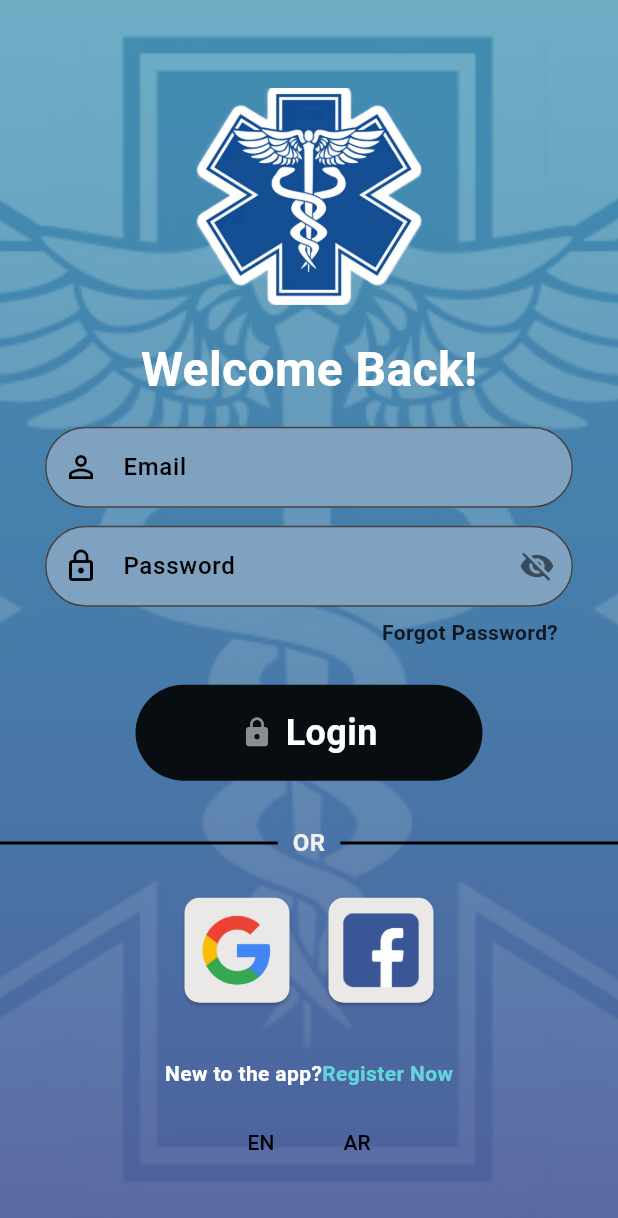
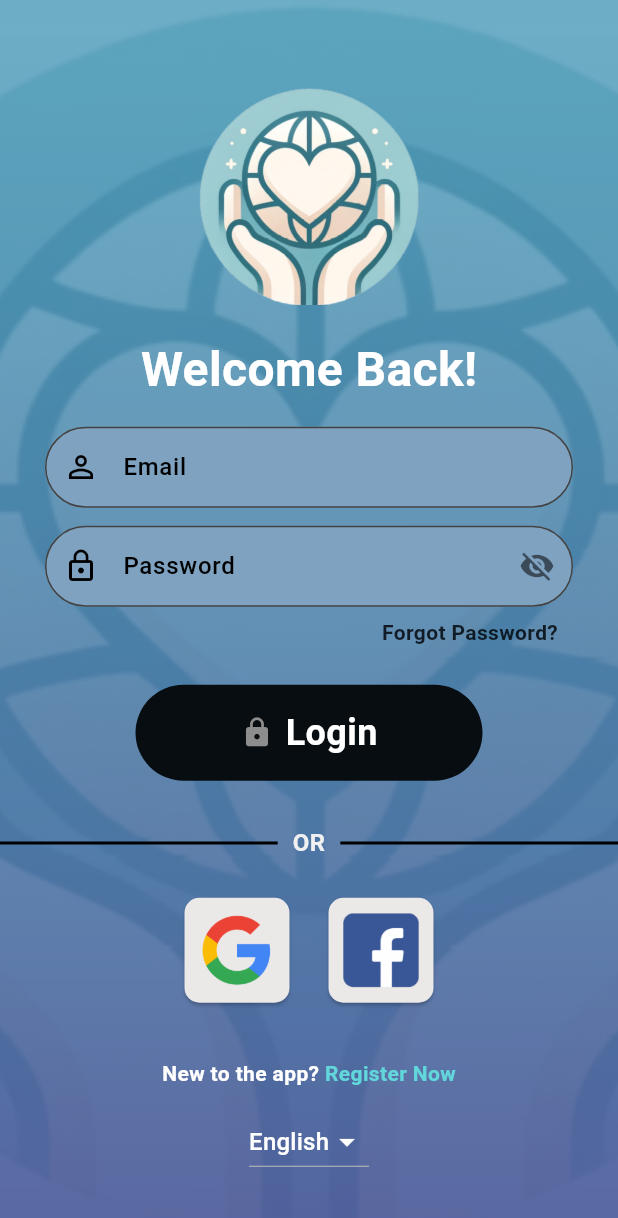
Before and after one commit to MaxShkrabak/MedicalAppAfrica, a Flutter app: the screen it shows after launch, on a phone screen of 412 x 824 dp. Shown: the top 1218 px of the screen. Run offline on Flutter 3.47's test engine with Material 3 defaults, Android fonts, the phone set to English and light mode, and no system bars; our stand-ins replace cloud_firestore, firebase_auth, firebase_core, firebase_storage, flutter_countdown_timer, flutter_multi_formatter and 7 more; missing offline and left inert: flutter_facebook_auth; accounts and stored records are empty; generated files the repository leaves out were written again.

Commit message:
Changed app logo to clients desired logo. Changed app name to 'Medical App'. Finished some arabic translations and changed select language option on the login page. Changed tiles color to better fit the theme. Changed scheduling UI to lighter theme.

```diff
--- a/lib/components/Dashboard_Comps/Tiles.dart
+++ b/lib/components/Dashboard_Comps/Tiles.dart
@@ -58,9 +58,9 @@ class _TilesState extends State<Tiles> {
                 end: Alignment.bottomRight,
                 colors: [
                   Color.fromARGB(
-                      255, 214, 214, 214), //old: Color.fromARGB(255, 6, 74, 83)
+                      255, 238, 237, 237), //old: Color.fromARGB(255, 6, 74, 83)
                   Color.fromARGB(
-                      36, 111, 0, 255) //old: Color.fromARGB(255, 99, 25, 148)
+                      32, 67, 157, 216) //old: Color.fromARGB(255, 99, 25, 148)
                 ],
               ),
             ),
@@ -94,7 +94,7 @@ class _TilesState extends State<Tiles> {
                             textAlign: TextAlign.center,
                             widget.subText,
                             style: const TextStyle(
-                              color: Color.fromARGB(255, 190, 255, 37),
+                              color: Color.fromARGB(255, 51, 160, 47),
                               fontSize: 18,
                               fontWeight: FontWeight.bold,
                             ),
--- a/lib/components/Login_Page_Comps/logo_comp.dart
+++ b/lib/components/Login_Page_Comps/logo_comp.dart
@@ -8,9 +8,14 @@ class LogoComponent extends StatelessWidget {
   Widget build(BuildContext context) {
     return Column(
       children: [
-        SizedBox(
+        Container(
           height: 145,
-          child: Image.asset('assets/logo.png'),
+          decoration: const BoxDecoration(
+            image: DecorationImage(
+              image: AssetImage('assets/client_logo.png'),
+              fit: BoxFit.scaleDown,
+            ),
+          ),
         ),
         const SizedBox(height: 20),
         Text(
--- a/lib/components/Login_Page_Comps/signin_button.dart
+++ b/lib/components/Login_Page_Comps/signin_button.dart
@@ -26,15 +26,15 @@ class MyButton extends StatelessWidget {
             mainAxisAlignment: MainAxisAlignment.center,
             mainAxisSize: MainAxisSize.min,
             children: [
-              Icon(
+              const Icon(
                 Icons.lock,
                 color: Color.fromARGB(255, 141, 141, 141),
                 size: 22.0,
               ),
-              SizedBox(width: 8),
+              const SizedBox(width: 8),
               Text(
                 AppLocalizations.of(context)!.login,
-                style: TextStyle(
+                style: const TextStyle(
                   color: Colors.white,
                   fontSize: 24.0,
                   fontWeight: FontWeight.bold,
--- a/lib/pages/all_dashboard_pages/all_patients_pages/patient_view_page.dart
+++ b/lib/pages/all_dashboard_pages/all_patients_pages/patient_view_page.dart
@@ -90,7 +90,8 @@ class _PatientViewPageState extends State<PatientViewPage> {
 
   Future<void> _uploadImage(bool isCamera) async {
     final ImagePicker picker = ImagePicker();
-    final ImageSource? source = isCamera ? ImageSource.camera : ImageSource.gallery;
+    final ImageSource? source =
+        isCamera ? ImageSource.camera : ImageSource.gallery;
 
     if (source == null) {
       return;
@@ -188,7 +189,8 @@ class _PatientViewPageState extends State<PatientViewPage> {
                   AppLocalizations.of(context)!.patient_view,
                   style: const TextStyle(color: Colors.white),
                 ),
-                backgroundColor: const Color.fromARGB(161, 88, 82, 173),
+                backgroundColor: const Color.fromARGB(159, 144, 79,
+                    230), //old: const Color.fromARGB(161, 88, 82, 173),
                 iconTheme: const IconThemeData(color: Colors.white),
                 actions: [
                   IconButton(
--- a/lib/pages/all_login_pages/login_page.dart
+++ b/lib/pages/all_login_pages/login_page.dart
@@ -67,7 +67,7 @@ class _LoginPageState extends State<LoginPage> {
     return Container(
       decoration: const BoxDecoration(
         image: DecorationImage(
-          image: AssetImage('assets/logo.png'),
+          image: AssetImage('assets/client_logo.png'),
           fit: BoxFit.cover,
         ),
       ),
@@ -152,26 +152,32 @@ class _LoginPageState extends State<LoginPage> {
                     RegisterButton(
                         updateIsUserRegistered: widget.updateIsUserRegistered),
                     const SizedBox(height: 12),
-                    Row(
-                      mainAxisAlignment: MainAxisAlignment.center,
-                      children: <Widget>[
-                        TextButton(
-
-                          child: Text('EN'),
-                          style: ButtonStyle(foregroundColor: MaterialStateProperty.all(Colors.black)),
-                          onPressed: () {
-                            MyApp.setLocale(context, Locale('en', ''));
-                          },
-                        ),
-                        TextButton(
-                          child: Text('AR'),
-                          style: ButtonStyle(foregroundColor: MaterialStateProperty.all(Colors.black)),
-                          onPressed: () {
-                            MyApp.setLocale(context, Locale('ar', ''));
-                          },
-                        ),
-                      ],
-                    ),
+                    SizedBox(
+                        width: 80,
+                        child: DropdownButton(
+                          iconDisabledColor: Colors.white,
+                          iconEnabledColor: Colors.white,
+                          dropdownColor:
+                              const Color.fromARGB(255, 78, 157, 247),
+                          onChanged: (v) => setState(() {
+                            MyApp.setLocale(context, Locale(v.toString(), ""));
+                          }),
+                          value: AppLocalizations.of(context)!
+                              .locale
+                              .toString(), // change this line with your way to get current locale to select it as default in dropdown
+                          items: const [
+                            DropdownMenuItem(
+                                value: "en",
+                                child: Text(
+                                  "English",
+                                  style: TextStyle(color: Colors.white),
+                                )),
+                            DropdownMenuItem(
+                                value: 'ar',
+                                child: Text("Arabic",
+                                    style: TextStyle(color: Colors.white))),
+                          ],
+                        )),
                   ],
                 ),
               ),
```
Also changed, not shown: lib/components/Login_Page_Comps/wrong_credentials.dart (+7 -6 lines), lib/l10n/app_ar.arb (+10 -1 lines), lib/l10n/app_en.arb (+8 -2 lines), lib/pages/all_dashboard_pages/all_admin_pages/admin_page.dart (+33 -22 lines), lib/pages/all_dashboard_pages/all_scheduling_pages/schedule_page.dart (+20 -17 lines), lib/pages/all_login_pages/forgot_pass_page.dart (+23 -19 lines), assets/client_logo.png (added), 43 other files. Lines whose indentation alone changed are shown as unchanged.
